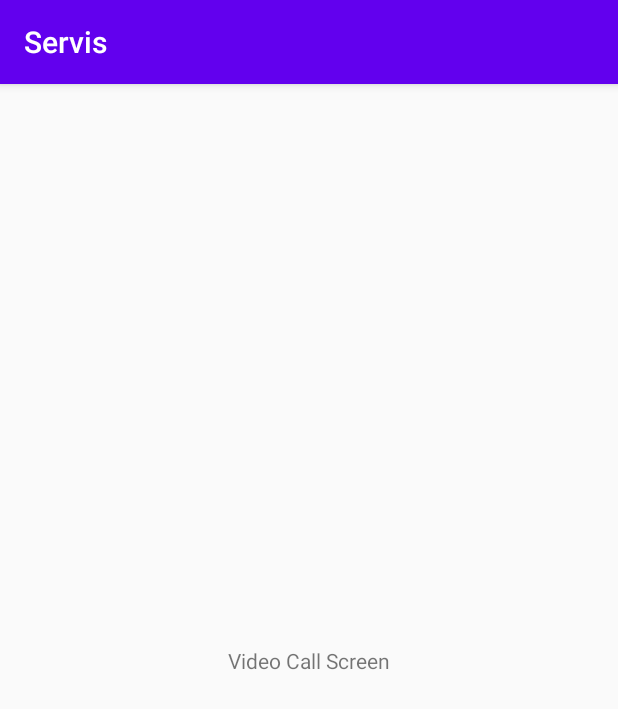
After one commit to chandruscm/Revis, an Android app: the VideoCallFragment screen opened through its navigation route, on a phone screen of 412 x 824 dp. The commit adds this screen. Shown: the top 709 px of the screen. Run offline under Robolectric (Android 15) with nearby library versions, the phone set to English and light mode, and no system bars; our stand-ins replace Dagger/Hilt's generated code, data binding.

Commit message:
Setup navigation fragments

```diff
--- a/app/build.gradle
+++ b/app/build.gradle
@@ -14,6 +14,10 @@ android {
         versionName "1.0"
 
         testInstrumentationRunner "androidx.test.runner.AndroidJUnitRunner"
+    }
+
+    dataBinding {
+        enabled = true
     }
 
     buildTypes {
--- a/app/src/main/java/com/servis/ui/MainActivity.kt
+++ b/app/src/main/java/com/servis/ui/MainActivity.kt
@@ -1,10 +1,11 @@
 package com.servis.ui
 
-import androidx.appcompat.app.AppCompatActivity
 import android.os.Bundle
 import com.servis.R
+import com.servis.ui.shared.BaseActivity
 
-class MainActivity : AppCompatActivity() {
+class MainActivity : BaseActivity() {
+
     override fun onCreate(savedInstanceState: Bundle?) {
         super.onCreate(savedInstanceState)
         setContentView(R.layout.activity_main)
--- /dev/null
+++ b/app/src/main/java/com/servis/ui/contacts/ContactsFragment.kt
@@ -0,0 +1,22 @@
+package com.servis.ui.contacts
+
+import android.os.Bundle
+import android.view.LayoutInflater
+import android.view.View
+import android.view.ViewGroup
+import com.servis.databinding.FragmentContactsBinding
+import com.servis.ui.shared.BaseFragment
+
+class ContactsFragment : BaseFragment() {
+
+    private lateinit var binding: FragmentContactsBinding
+
+    override fun onCreateView(
+        inflater: LayoutInflater,
+        container: ViewGroup?,
+        savedInstanceState: Bundle?
+    ): View? {
+        binding = FragmentContactsBinding.inflate(layoutInflater)
+        return binding.root
+    }
+}
--- /dev/null
+++ b/app/src/main/java/com/servis/ui/shared/BaseActivity.kt
@@ -0,0 +1,5 @@
+package com.servis.ui.shared
+
+import dagger.android.support.DaggerAppCompatActivity
+
+typealias BaseActivity = DaggerAppCompatActivity
--- /dev/null
+++ b/app/src/main/java/com/servis/ui/shared/BaseFragment.kt
@@ -0,0 +1,5 @@
+package com.servis.ui.shared
+
+import dagger.android.support.DaggerFragment
+
+abstract class BaseFragment : DaggerFragment()
--- /dev/null
+++ b/app/src/main/java/com/servis/ui/video/VideoCallFragment.kt
@@ -0,0 +1,22 @@
+package com.servis.ui.video
+
+import android.os.Bundle
+import android.view.LayoutInflater
+import android.view.View
+import android.view.ViewGroup
+import androidx.fragment.app.Fragment
+import com.servis.databinding.FragmentVideoCallBinding
+
+class VideoCallFragment : Fragment() {
+
+    private lateinit var binding: FragmentVideoCallBinding
+
+    override fun onCreateView(
+        inflater: LayoutInflater,
+        container: ViewGroup?,
+        savedInstanceState: Bundle?
+    ): View? {
+        binding = FragmentVideoCallBinding.inflate(layoutInflater)
+        return binding.root
+    }
+}
--- a/app/src/main/res/layout/activity_main.xml
+++ b/app/src/main/res/layout/activity_main.xml
@@ -1,18 +1,22 @@
 <?xml version="1.0" encoding="utf-8"?>
-<androidx.constraintlayout.widget.ConstraintLayout xmlns:android="http://schemas.android.com/apk/res/android"
+<FrameLayout
+    xmlns:android="http://schemas.android.com/apk/res/android"
     xmlns:app="http://schemas.android.com/apk/res-auto"
-    xmlns:tools="http://schemas.android.com/tools"
     android:layout_width="match_parent"
     android:layout_height="match_parent"
-    tools:context=".ui.MainActivity">
+    >
 
-    <TextView
-        android:layout_width="wrap_content"
-        android:layout_height="wrap_content"
-        android:text="Hello World!"
+    <fragment
+        android:id="@+id/nav_host_fragment"
+        android:name="androidx.navigation.fragment.NavHostFragment"
+        android:layout_width="match_parent"
+        android:layout_height="match_parent"
+        app:layout_constraintStart_toStartOf="parent"
+        app:layout_constraintTop_toTopOf="parent"
+        app:layout_constraintEnd_toEndOf="parent"
         app:layout_constraintBottom_toBottomOf="parent"
-        app:layout_constraintLeft_toLeftOf="parent"
-        app:layout_constraintRight_toRightOf="parent"
-        app:layout_constraintTop_toTopOf="parent" />
+        app:defaultNavHost="true"
+        app:navGraph="@navigation/main"
+        />
 
-</androidx.constraintlayout.widget.ConstraintLayout>
+</FrameLayout>
--- /dev/null
+++ b/app/src/main/res/layout/fragment_video_call.xml
@@ -0,0 +1,24 @@
+<?xml version="1.0" encoding="utf-8"?>
+<layout
+    xmlns:android="http://schemas.android.com/apk/res/android"
+    xmlns:app="http://schemas.android.com/apk/res-auto"
+    >
+
+    <androidx.constraintlayout.widget.ConstraintLayout
+        android:layout_width="match_parent"
+        android:layout_height="match_parent"
+        >
+
+        <TextView
+            android:layout_width="wrap_content"
+            android:layout_height="wrap_content"
+            android:text="Video Call Screen"
+            app:layout_constraintStart_toStartOf="parent"
+            app:layout_constraintTop_toTopOf="parent"
+            app:layout_constraintEnd_toEndOf="parent"
+            app:layout_constraintBottom_toBottomOf="parent"
+            />
+
+    </androidx.constraintlayout.widget.ConstraintLayout>
+
+</layout>
--- /dev/null
+++ b/app/src/main/res/navigation/main.xml
@@ -0,0 +1,18 @@
+<?xml version="1.0" encoding="utf-8"?>
+<navigation xmlns:android="http://schemas.android.com/apk/res/android"
+    xmlns:app="http://schemas.android.com/apk/res-auto" android:id="@+id/main"
+    app:startDestination="@id/contactsFragment">
+
+    <fragment
+        android:id="@+id/contactsFragment"
+        android:name="com.servis.ui.contacts.ContactsFragment"
+        android:label="ContactsFragment" >
+        <action
+            android:id="@+id/action_contactsFragment_to_videoCallFragment"
+            app:destination="@id/videoCallFragment" />
+    </fragment>
+    <fragment
+        android:id="@+id/videoCallFragment"
+        android:name="com.servis.ui.video.VideoCallFragment"
+        android:label="VideoCallFragment" />
+</navigation>
```
Also changed, not shown: app/src/main/java/com/servis/ServisApplication.kt (+20 -2 lines), app/src/main/java/com/servis/di/builder/FragmentBuilder.kt (+11 -0 lines), app/src/main/res/layout/fragment_contacts.xml (added, +24 -0 lines).
